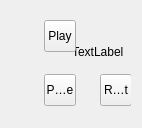
the-butterfly-effect/tbe, file newgui/view/Overlay.ui: the form before one commit.
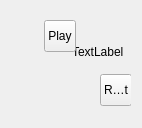
The form after the commit.

Commit message: Improve logic in state transition diagram, we now have more intuitive interface *and* one button less :-)

```diff
--- a/newgui/view/Overlay.ui
+++ b/newgui/view/Overlay.ui
@@ -99,25 +99,6 @@
         </property>
        </spacer>
       </item>
-      <item row="2" column="0">
-       <widget class="QToolButton" name="pauseButton">
-        <property name="minimumSize">
-         <size>
-          <width>32</width>
-          <height>32</height>
-         </size>
-        </property>
-        <property name="maximumSize">
-         <size>
-          <width>32</width>
-          <height>32</height>
-         </size>
-        </property>
-        <property name="text">
-         <string>Pause</string>
-        </property>
-       </widget>
-      </item>
       <item row="0" column="0">
        <widget class="QToolButton" name="playButton">
         <property name="minimumSize">
```
Left out of the diff: 4 changed lines with no effect on the pictures. The commit also changes 5 other files.
